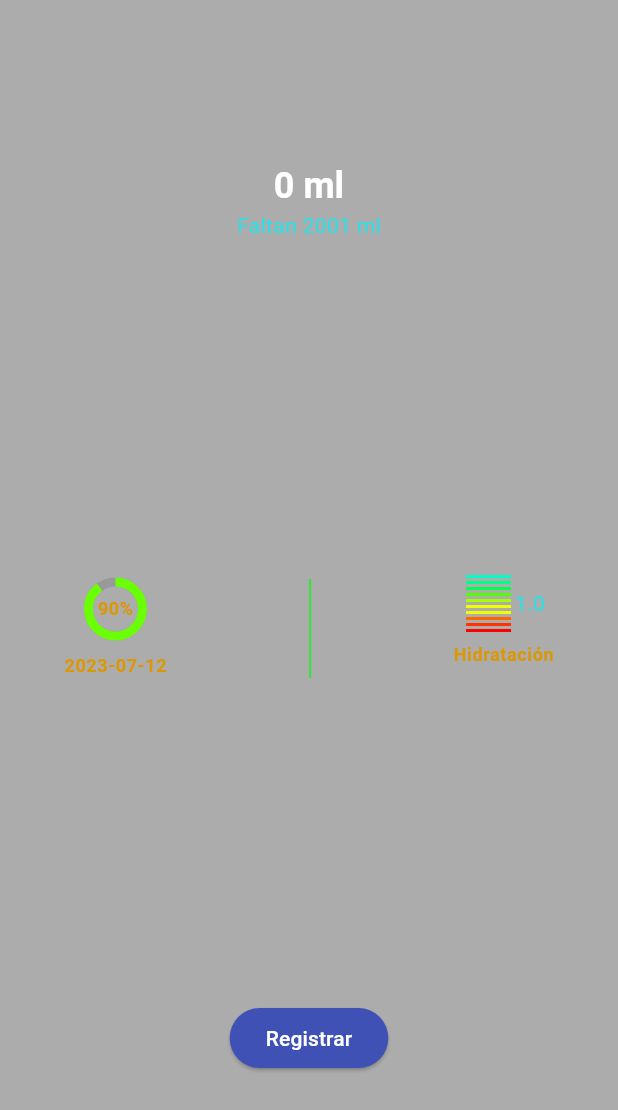
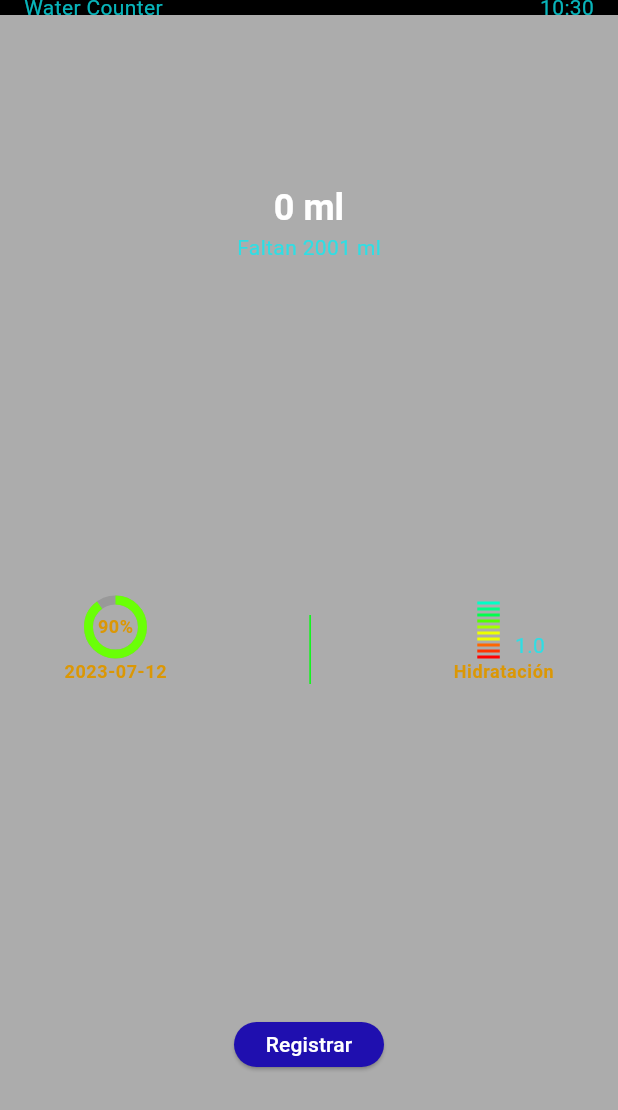
Before and after one commit to ooJOSUEoo/wear-counter-app, a Flutter app: the screen it shows after launch, on a phone screen of 412 x 824 dp. Shown: the top 1110 px of the screen. Run offline on Flutter 3.47's test engine with Material 2 defaults, Android fonts, the phone set to English and light mode, and no system bars.

Commit message:
mejoras en diseño

```diff
--- a/lib/assets/interval_progress_bar.dart
+++ b/lib/assets/interval_progress_bar.dart
@@ -1,6 +1,3 @@
-
-import 'dart:ffi';
-
 import 'package:flutter/material.dart';
 
 
@@ -12,6 +9,7 @@ class IntervalProgressBar extends StatefulWidget {
 }
 
 class _IntervalProgressBarState extends State<IntervalProgressBar> {
+      // ignore: prefer_final_fields
       double _progress = 1.0;
 
 
@@ -20,6 +18,7 @@ class _IntervalProgressBarState extends State<IntervalProgressBar> {
   Widget build(BuildContext context) {
     return Row(
       mainAxisAlignment: MainAxisAlignment.spaceAround,
+      crossAxisAlignment: CrossAxisAlignment.center,
       children: [
         _intervalBar(),
         _label(),
@@ -58,15 +57,25 @@ class _IntervalProgressBarState extends State<IntervalProgressBar> {
   }
 
   Widget _label() {
-    return Text(
-      _progress.toStringAsFixed(1),
+    return Column(
+      crossAxisAlignment: CrossAxisAlignment.center,
+      mainAxisAlignment: MainAxisAlignment.center,
+      children: [
+        const SizedBox(
+          height: 20,
+        ),
+        Text(
+          _progress.toStringAsFixed(1),
+          style: Theme.of(context).textTheme.bodyMedium,
+        ),
+      ],
     );
   }
 
   Widget _interval({required Color customColor}){
     //const Colors color = colors[colorType];
     return SizedBox(
-      width: 30.0,
+      width: 15.0,
       height: 2.0,
       child:  DecoratedBox(
         //decoration = decoration ?? (color != null ? BoxDecoration(color: color) : null),
--- a/lib/main.dart
+++ b/lib/main.dart
@@ -16,6 +16,10 @@ class MyApp extends StatelessWidget {
       debugShowCheckedModeBanner: false,
       theme: ThemeData(
         scaffoldBackgroundColor: const Color.fromARGB(83, 0, 0, 0),
+        primaryColor: Colors.indigo,
+        appBarTheme: const AppBarTheme(
+          color: Colors.black,
+        ),
         textTheme: const TextTheme(
           headlineSmall: TextStyle(
             color: Colors.white,
--- a/lib/screens/start_screen.dart
+++ b/lib/screens/start_screen.dart
@@ -15,6 +15,25 @@ class _StartScreenState extends State<StartScreen> {
   Widget build(BuildContext context) {
 
     return Scaffold(
+      appBar: AppBar(
+        toolbarHeight: 10,
+        centerTitle: false,
+        leadingWidth: 0,
+        title: Row(
+          mainAxisAlignment: MainAxisAlignment.spaceBetween,
+          children: [
+            Text(
+              "Water Counter",
+              style: Theme.of(context).textTheme.bodyMedium,
+            ),
+            Text(
+              "${DateTime.now().hour}:${DateTime.now().minute}",
+              style: Theme.of(context).textTheme.bodyMedium,
+            ),
+          ],
+        ),
+        // actions: [],
+      ),
       body: Column(
         mainAxisAlignment: MainAxisAlignment.spaceAround,
         children: [
@@ -57,9 +76,9 @@ class _StartScreenState extends State<StartScreen> {
 
   Widget _percentage(){
     return Column(
+      mainAxisAlignment: MainAxisAlignment.spaceBetween,
       children: [
         SizedBox(
-          height: 60,
           child: Stack(
             alignment: Alignment.center,
             children: [
@@ -96,7 +115,7 @@ class _StartScreenState extends State<StartScreen> {
 
   Widget _hydration(){
     return Column(
-      mainAxisAlignment: MainAxisAlignment.spaceEvenly,
+      mainAxisAlignment: MainAxisAlignment.spaceAround,
       children: [
         const IntervalProgressBar(),
         // _intervalBar(),
@@ -118,12 +137,24 @@ class _StartScreenState extends State<StartScreen> {
 
   Widget _buttonReg(){
     return Center(
+      child: ConstrainedBox(
+        constraints: const BoxConstraints.tightFor(
+          width: 100,
+          height: 30,
+        ),
         child: ElevatedButton(
+          style: ElevatedButton.styleFrom(
+            padding: const EdgeInsets.symmetric(
+              horizontal: 5,
+            ),
+            backgroundColor: const Color.fromARGB(255, 31, 15, 175),
+          ),
             onPressed: () {},
             child:
               const Text(
                 'Registrar',
               )
+          ),
       )
       );
   }
```
Lines whose indentation alone changed are shown as unchanged.
